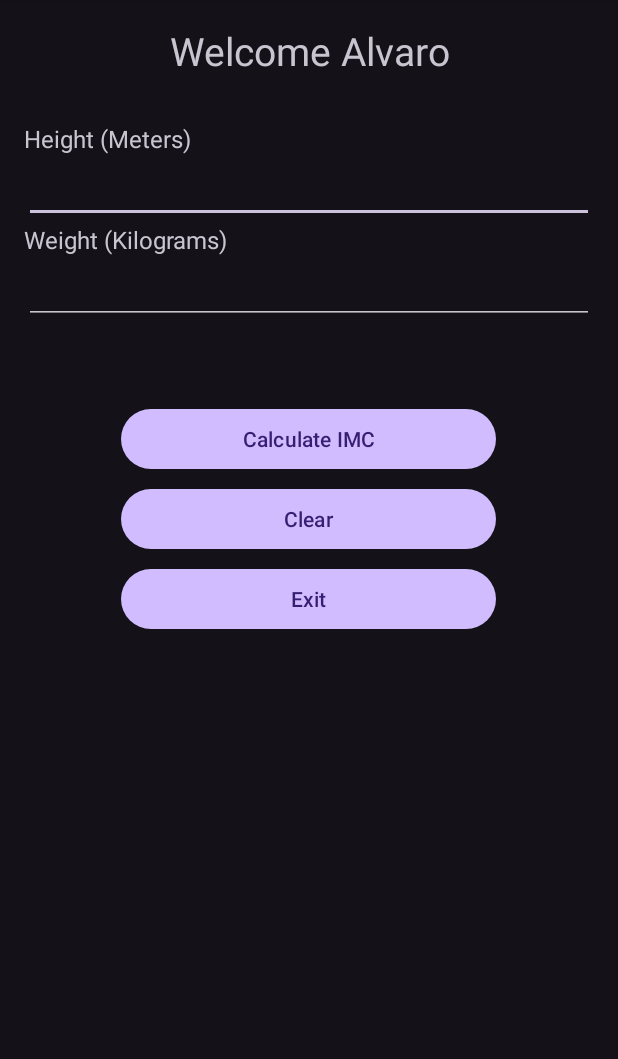
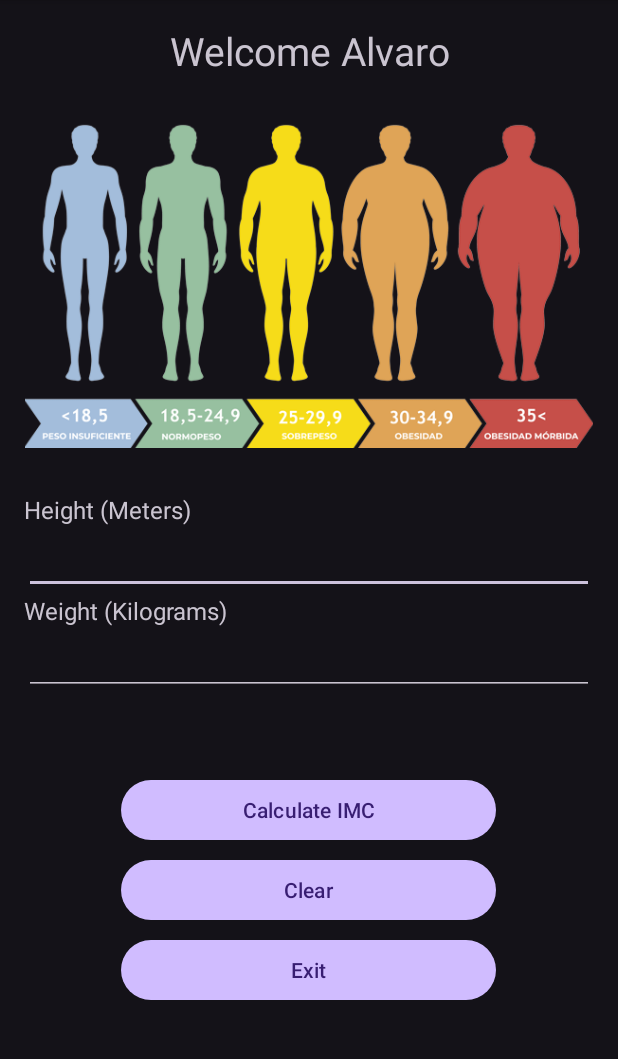
Before and after one commit to INGCapaDev/Calculadora-Imc-Kotlin, an Android app: the screen it shows after launch (MainActivity), on a phone screen of 412 x 824 dp, the part 96-1155 px from its top. Run offline under Robolectric (Android 15) with nearby library versions, the phone set to English and light mode, and no system bars.

Commit message:
Add Image in Layout

```diff
--- a/app/src/main/res/layout/activity_main.xml
+++ b/app/src/main/res/layout/activity_main.xml
@@ -18,6 +18,15 @@
            android:textAlignment="center"
            android:textSize="26sp"
            android:text="@string/greeting"/>
+
+       <ImageView
+           android:layout_width="wrap_content"
+           android:layout_height="wrap_content"
+           android:src="@drawable/calculadora_de_imc"
+           android:contentDescription="@string/imcDescription"
+           android:layout_gravity="center"
+           android:layout_marginBottom="30dp"
+           android:adjustViewBounds="true"/>
 
        <TextView
            android:layout_width="match_parent"
--- a/app/src/main/res/values/strings.xml
+++ b/app/src/main/res/values/strings.xml
@@ -6,4 +6,5 @@
     <string name="calculate">Calculate IMC</string>
     <string name="clear">Clear</string>
     <string name="exit">Exit</string>
+    <string name="imcDescription">IMC Image</string>
 </resources>
```
Also changed, not shown: app/src/main/res/drawable-nodpi/calculadora_de_imc.png (added).
